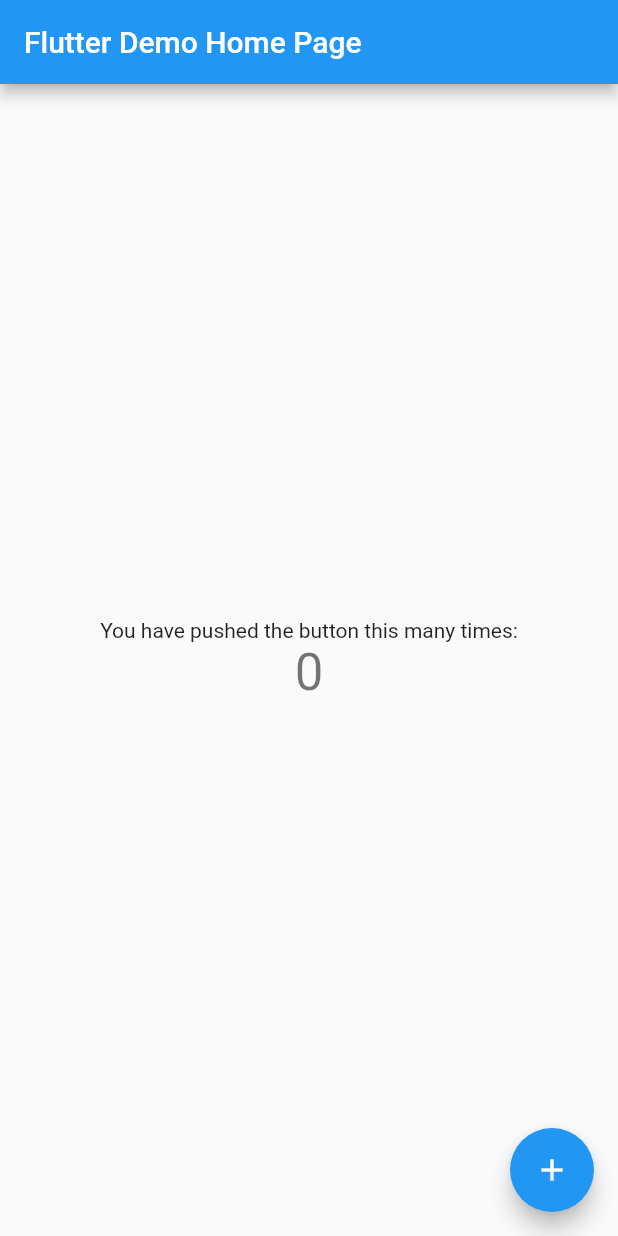
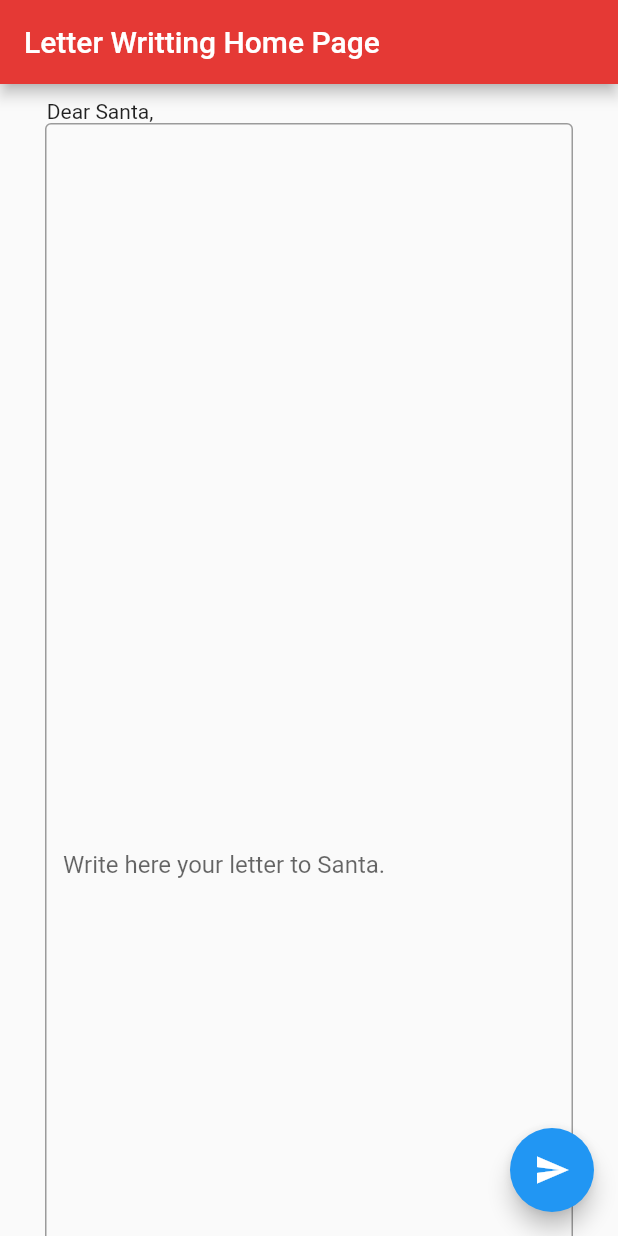
Before and after one commit to eduserrato/SantaClausLetterApp, a Flutter app: the screen it shows after launch, on a phone screen of 412 x 824 dp. Run offline on Flutter 3.47's test engine with Material 2 defaults, Android fonts, the phone set to English and light mode, and no system bars.

Commit message:
santas letter advance

```diff
--- a/lib/main.dart
+++ b/lib/lettertosanta.dart
@@ -7,7 +7,7 @@ class MyApp extends StatelessWidget {
   @override
   Widget build(BuildContext context) {
     return MaterialApp(
-      title: 'Flutter Demo',
+      title: 'Letter Writting',
       theme: ThemeData(
         // This is the theme of your application.
         //
@@ -20,7 +20,7 @@ class MyApp extends StatelessWidget {
         // is not restarted.
         primarySwatch: Colors.blue,
       ),
-      home: MyHomePage(title: 'Flutter Demo Home Page'),
+      home: MyHomePage(title: 'Letter Writting Home Page'),
     );
   }
 }
@@ -42,6 +42,22 @@ class MyHomePage extends StatefulWidget {
   @override
   _MyHomePageState createState() => _MyHomePageState();
 }
+class BaseLayout extends StatelessWidget{
+  @override
+  Widget build(BuildContext context){
+    return Scaffold(
+      body: Container(
+        decoration: BoxDecoration(
+          image: DecorationImage(
+            image: AssetImage("http://trail.pugetsound.edu/wp-content/uploads/2010/12/Jonathan_G_Meath_portrays_Santa_Claus.jpg"),
+            fit: BoxFit.cover,
+          ),
+        ),
+        child: null /* add child content here */,
+      ),
+    );
+  }
+}
 
 class _MyHomePageState extends State<MyHomePage> {
   int _counter = 0;
@@ -58,6 +74,7 @@ class _MyHomePageState extends State<MyHomePage> {
   }
 
   @override
+
   Widget build(BuildContext context) {
     // This method is rerun every time setState is called, for instance as done
     // by the _incrementCounter method above.
@@ -70,30 +87,32 @@ class _MyHomePageState extends State<MyHomePage> {
         // Here we take the value from the MyHomePage object that was created by
         // the App.build method, and use it to set our appbar title.
         title: Text(widget.title),
+        backgroundColor: Colors.red[600]
       ),
       body: Center(
         // Center is a layout widget. It takes a single child and positions it
         // in the middle of the parent.
-        child: Column(
-          // Column is also a layout widget. It takes a list of children and
-          // arranges them vertically. By default, it sizes itself to fit its
-          // children horizontally, and tries to be as tall as its parent.
-          //
-          // Invoke "debug painting" (press "p" in the console, choose the
-          // "Toggle Debug Paint" action from the Flutter Inspector in Android
-          // Studio, or the "Toggle Debug Paint" command in Visual Studio Code)
-          // to see the wireframe for each widget.
-          //
-          // Column has various properties to control how it sizes itself and
-          // how it positions its children. Here we use mainAxisAlignment to
-          // center the children vertically; the main axis here is the vertical
-          // axis because Columns are vertical (the cross axis would be
-          // horizontal).
-          mainAxisAlignment: MainAxisAlignment.center,
+        child: ListView(
+
           children: <Widget>[
-            Text(
-              'You have pushed the button this many times:',
-            ),
+            Padding(padding: EdgeInsets.all(5),),
+            Text( "         Dear Santa,"),
+            new Row(children: <Widget>[
+
+ Padding(padding: EdgeInsets.all(15),),
+Flexible(  child:            TextField(
+                    maxLines: 50,
+                    decoration: InputDecoration(
+                      border: OutlineInputBorder(),
+                      labelText: 'Write here your letter to Santa.',
+                    )),)  ,
+Padding(padding: EdgeInsets.all(15),),
+
+
+
+            ],)
+,
+
             Text(
               '$_counter',
               style: Theme.of(context).textTheme.display1,
@@ -104,7 +123,7 @@ class _MyHomePageState extends State<MyHomePage> {
       floatingActionButton: FloatingActionButton(
         onPressed: _incrementCounter,
         tooltip: 'Increment',
-        child: Icon(Icons.add),
+        child: Icon(Icons.send),
       ), // This trailing comma makes auto-formatting nicer for build methods.
     );
   }
```
Also changed, not shown: 1 other file.
